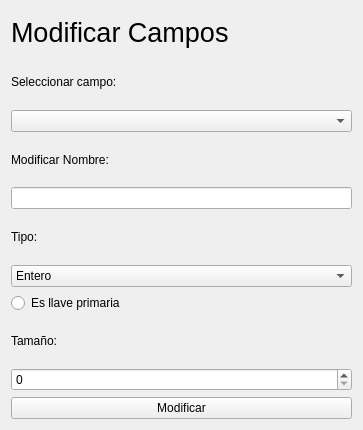
Qt form modifyfieldwindow.ui (carlosvelaquez/ProyectoEDII) before a commit.
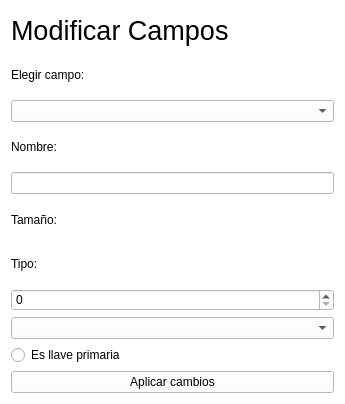
The same form after that commit.

Diff of the .ui file:
```diff
--- a/modifyfieldwindow.ui
+++ b/modifyfieldwindow.ui
@@ -6,13 +6,16 @@
    <rect>
     <x>0</x>
     <y>0</y>
-    <width>363</width>
-    <height>430</height>
+    <width>345</width>
+    <height>404</height>
    </rect>
   </property>
   <property name="windowTitle">
    <string>Form</string>
   </property>
+  <property name="styleSheet">
+   <string notr="true">background-color: white;</string>
+  </property>
   <layout class="QVBoxLayout" name="verticalLayout">
    <item>
     <widget class="QLabel" name="label">
@@ -29,7 +32,7 @@
    <item>
     <widget class="QLabel" name="label_2">
      <property name="text">
-      <string>Seleccionar campo: </string>
+      <string>Elegir campo:</string>
      </property>
     </widget>
    </item>
@@ -39,7 +42,7 @@
    <item>
     <widget class="QLabel" name="label_3">
      <property name="text">
-      <string>Modificar Nombre:</string>
+      <string>Nombre:</string>
      </property>
     </widget>
    </item>
@@ -49,28 +52,22 @@
    <item>
     <widget class="QLabel" name="label_4">
      <property name="text">
+      <string>Tamaño:</string>
+     </property>
+    </widget>
+   </item>
+   <item>
+    <widget class="QLabel" name="label_5">
+     <property name="text">
       <string>Tipo:</string>
      </property>
     </widget>
    </item>
    <item>
-    <widget class="QComboBox" name="comboBox_2">
-     <item>
-      <property name="text">
-       <string>Entero</string>
-      </property>
-     </item>
-     <item>
-      <property name="text">
-       <string>Caracter</string>
-      </property>
-     </item>
-     <item>
-      <property name="text">
-       <string>Cadena de caracteres</string>
-      </property>
-     </item>
-    </widget>
+    <widget class="QSpinBox" name="spinBox"/>
+   </item>
+   <item>
+    <widget class="QComboBox" name="comboBox_2"/>
    </item>
    <item>
     <widget class="QRadioButton" name="radioButton">
@@ -79,20 +76,10 @@
      </property>
     </widget>
    </item>
-   <item>
-    <widget class="QLabel" name="label_5">
-     <property name="text">
-      <string>Tamaño:</string>
-     </property>
-    </widget>
-   </item>
-   <item>
-    <widget class="QSpinBox" name="spinBox"/>
-   </item>
    <item>
     <widget class="QPushButton" name="pushButton">
      <property name="text">
-      <string>Modificar</string>
+      <string>Aplicar cambios</string>
      </property>
     </widget>
    </item>
```
Left out of the diff: 2 changed lines with no effect on the pictures.
